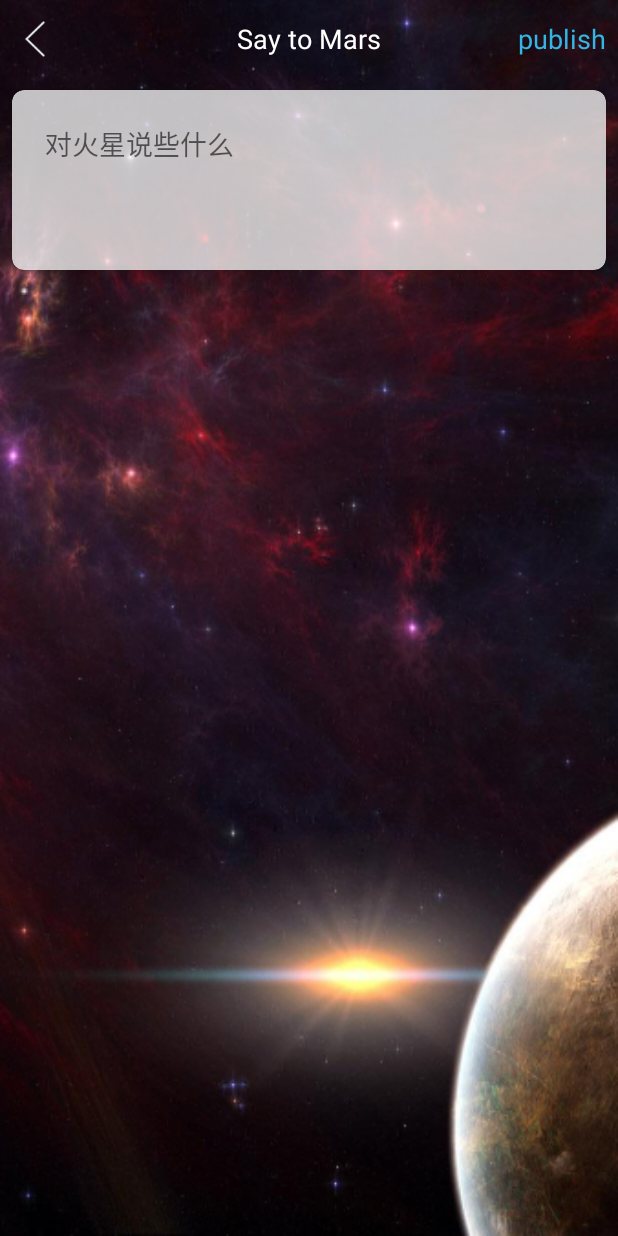
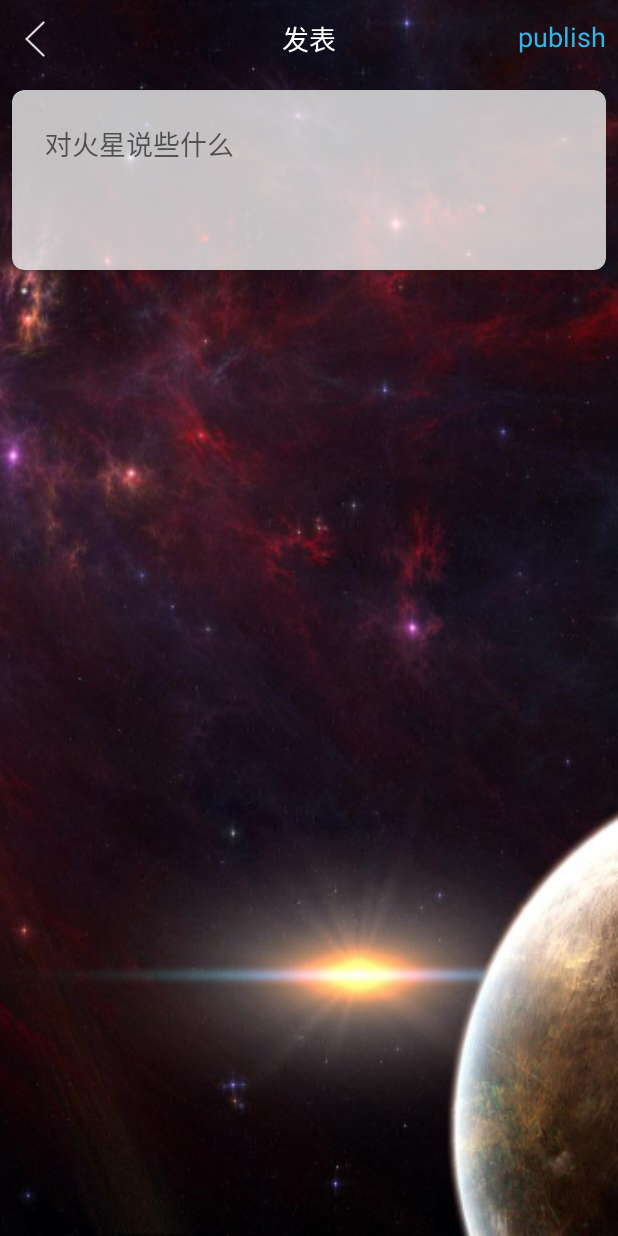
Before and after one commit to ChoingHyun/Android-PlanetWeather, an Android app: the PublishActivity screen opened directly, with no data from a screen before it, on a phone screen of 412 x 824 dp. Run offline under Robolectric (Android 15) with nearby library versions, the phone set to English and light mode, and no system bars; our stand-ins replace data binding; libraries missing offline, so code that uses them is left out: com.avos.avoscloud, de.greenrobot.event; network calls fail; 1 statement that could not run was skipped.

Commit message:
use databing to show some content

```diff
--- a/app/build.gradle
+++ b/app/build.gradle
@@ -1,5 +1,5 @@
 apply plugin: 'com.android.application'
-
+apply plugin: 'com.android.databinding'
 android {
     compileSdkVersion 22
     buildToolsVersion "22.0.1"
--- a/app/src/main/java/cn/edu/zju/planetweather/activity/PublishActivity.java
+++ b/app/src/main/java/cn/edu/zju/planetweather/activity/PublishActivity.java
@@ -4,6 +4,7 @@ import android.app.AlertDialog;
 import android.content.DialogInterface;
 import android.content.res.ColorStateList;
 import android.content.res.Resources;
+import android.databinding.DataBindingUtil;
 import android.graphics.Color;
 import android.os.Bundle;
 import android.text.TextUtils;
@@ -18,7 +19,9 @@ import com.avos.avoscloud.SaveCallback;
 
 import cn.edu.zju.planetweather.R;
 import cn.edu.zju.planetweather.activity.base.BaseActivity;
+import cn.edu.zju.planetweather.databinding.ActivityPublishBinding;
 import cn.edu.zju.planetweather.leancloud.Tables;
+import cn.edu.zju.planetweather.pojo.Title;
 import de.greenrobot.event.EventBus;
 
 public class PublishActivity extends BaseActivity implements View.OnClickListener {
@@ -30,7 +33,9 @@ public class PublishActivity extends BaseActivity implements View.OnClickListene
     @Override
     protected void onCreate(Bundle savedInstanceState) {
         super.onCreate(savedInstanceState);
-        setContentView(R.layout.activity_publish);
+        ActivityPublishBinding binding = DataBindingUtil.setContentView(this, R.layout.activity_publish);
+        Title title = new Title("发表");
+        binding.setTitle(title);
 //        transparentStatusBar();
         initViews();
         setListeners();
--- /dev/null
+++ b/app/src/main/java/cn/edu/zju/planetweather/pojo/Title.java
@@ -0,0 +1,13 @@
+package cn.edu.zju.planetweather.pojo;
+
+/**
+ * Created by changhuiyuan on 15/8/19.
+ */
+public class Title {
+
+    public String title;
+
+    public Title(String title) {
+        this.title = title;
+    }
+}
--- a/app/src/main/res/layout/activity_publish.xml
+++ b/app/src/main/res/layout/activity_publish.xml
@@ -1,5 +1,14 @@
-<RelativeLayout xmlns:android="http://schemas.android.com/apk/res/android"
-    xmlns:tools="http://schemas.android.com/tools"
+<layout xmlns:android="http://schemas.android.com/apk/res/android"
+    xmlns:tools="http://schemas.android.com/tools">
+
+    <data>
+
+        <variable
+            name="title"
+            type="cn.edu.zju.planetweather.pojo.Title" />
+    </data>
+
+    <RelativeLayout
         android:layout_width="match_parent"
         android:layout_height="match_parent"
         android:background="@mipmap/ic_sky_06_bg"
@@ -13,12 +22,11 @@
 
             <TextView
                 android:id="@+id/textView2"
-            android:layout_width="wrap_content"
-            android:layout_height="wrap_content"
+                style="@style/textsize"
                 android:layout_centerHorizontal="true"
                 android:layout_centerVertical="true"
                 android:background="@null"
-            android:text="@string/publish_title"
+                android:text="@{title.title}"
                 android:textColor="@android:color/white"
                 android:textSize="18sp" />
 
@@ -69,3 +77,4 @@
 
         </android.support.v7.widget.CardView>
     </RelativeLayout>
+</layout>
--- a/app/src/main/res/values/styles.xml
+++ b/app/src/main/res/values/styles.xml
@@ -6,6 +6,11 @@
     <style name="AppTheme" parent="Theme.AppCompat.Light.NoActionBar">
         <item name="android:windowIsTranslucent">true</item>
     </style>
+
+    <style name="textsize">
+        <item name="android:layout_width">wrap_content</item>
+        <item name="android:layout_height">wrap_content</item>
+    </style>
     <!-- Customize your theme here. -->
 
 
--- a/build.gradle
+++ b/build.gradle
@@ -8,8 +8,8 @@ buildscript {
         }
     }
     dependencies {
-        classpath 'com.android.tools.build:gradle:1.2.3'
-
+        classpath 'com.android.tools.build:gradle:1.3.0'
+        classpath "com.android.databinding:dataBinder:1.0-rc1"
         // NOTE: Do not place your application dependencies here; they belong
         // in the individual module build.gradle files
     }
```
Also changed, not shown: app/src/main/java/cn/edu/zju/planetweather/activity/MessageListActivity.java (+7 -26 lines), app/src/main/java/cn/edu/zju/planetweather/listener/RecyclerOnScrollListener.java (added, +57 -0 lines), 1 other file. Lines whose indentation alone changed are shown as unchanged.
